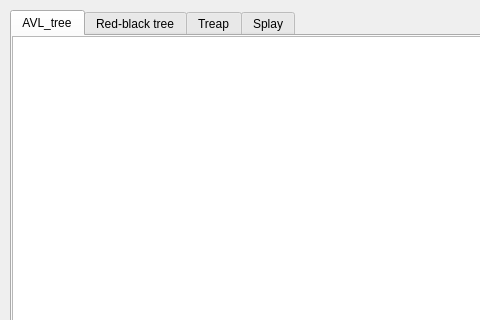
Before: the Qt Designer form mainwindow.ui in MrSior/TreeProject_Qt, drawn with Qt 5; both pictures show x 0 to 480 and y 0 to 320 of the 846 by 600 pixel window.
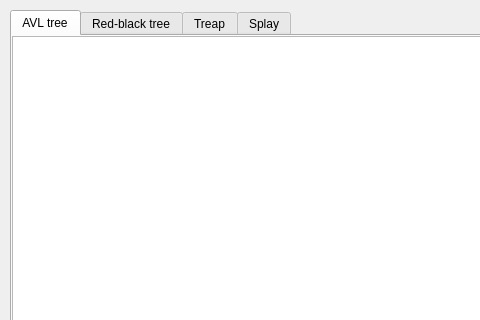
After: the same form once the commit is applied.

Diff of the .ui file:
```diff
--- a/mainwindow.ui
+++ b/mainwindow.ui
@@ -31,7 +31,7 @@
     </property>
     <widget class="QWidget" name="Avl_tab">
      <attribute name="title">
-      <string>AVL_tree</string>
+      <string>AVL tree</string>
      </attribute>
      <widget class="QGraphicsView" name="avl_graphicsView">
       <property name="geometry">
```
